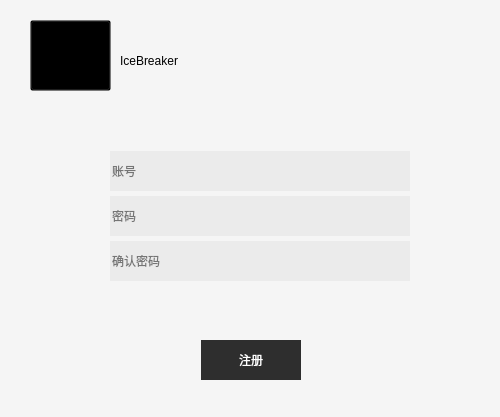
AGuan177/QTice, file qClient/regster_windows.ui: the form before one commit.
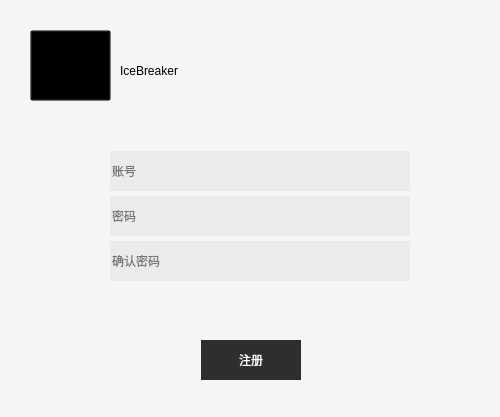
The form after the commit. Icons and pictures are not drawn.

```diff
--- a/qClient/regster_windows.ui
+++ b/qClient/regster_windows.ui
@@ -96,7 +96,7 @@
    <property name="geometry">
     <rect>
      <x>0</x>
-     <y>-10</y>
+     <y>0</y>
      <width>501</width>
      <height>131</height>
     </rect>
```
